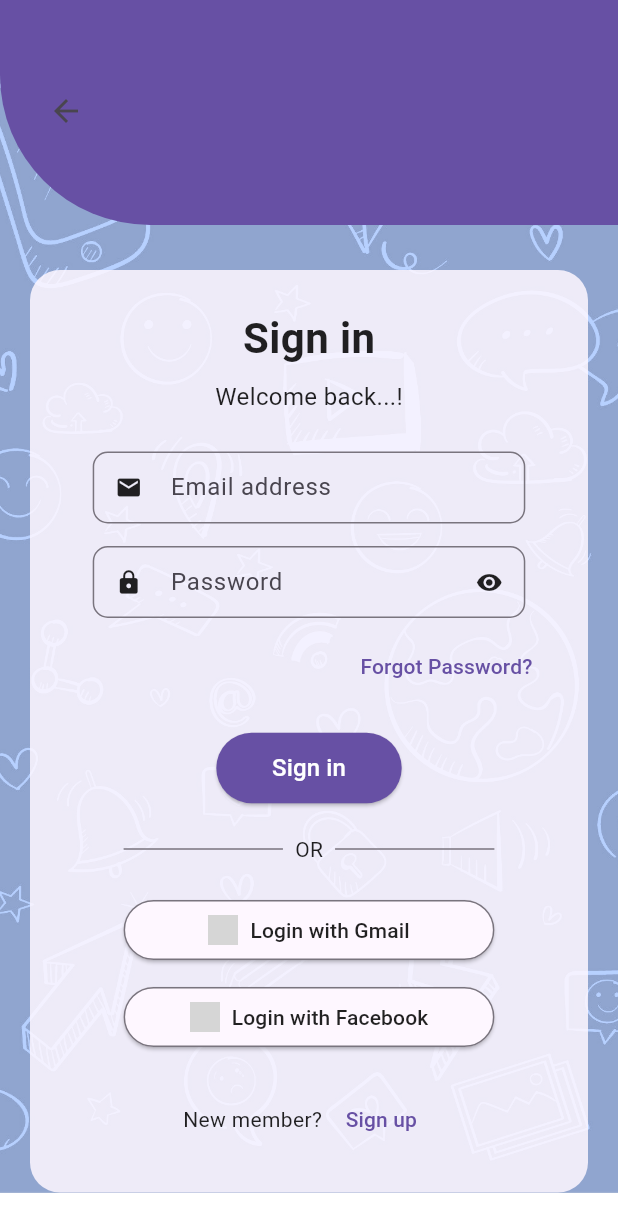
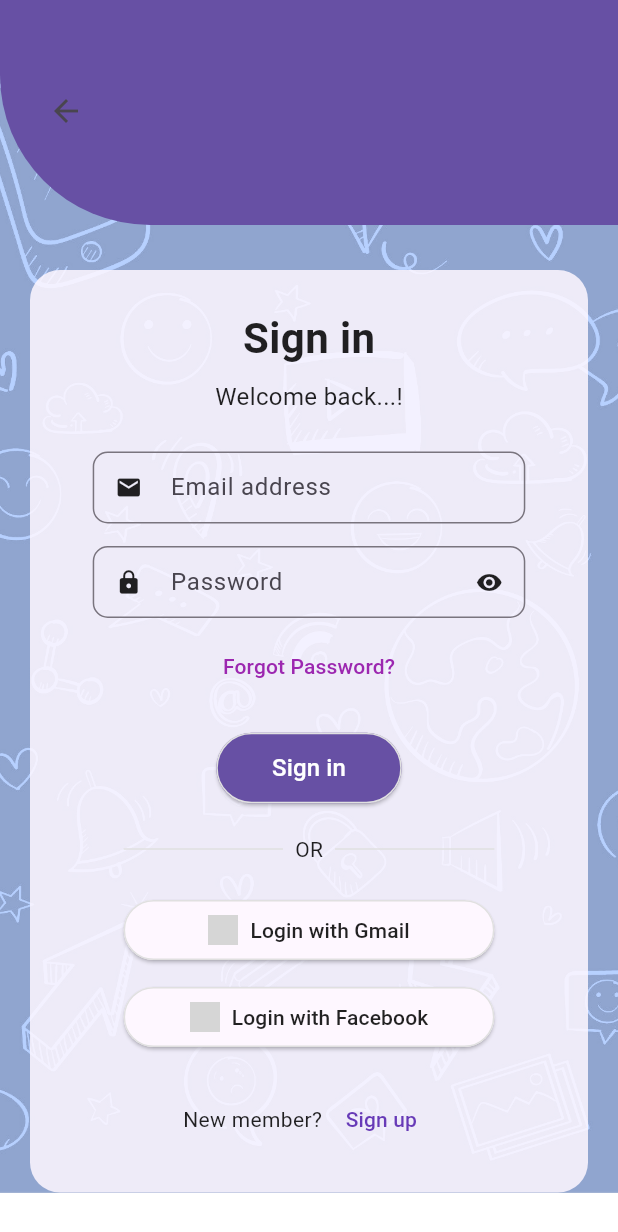
Before and after one commit to IxxA-boy/Gluco-Wise, a Flutter app: the ThirdScreen screen opened directly, after a tap on "Already have an account? Sign in", on a phone screen of 412 x 824 dp. Shown: the top 1232 px of the screen. Run offline on Flutter 3.47's test engine with Material 3 defaults, Android fonts, the phone set to English and light mode, and no system bars; our stand-ins replace cloud_firestore, firebase_auth, firebase_core, shared_preferences; accounts and stored records are empty; network calls fail; grey boxes are pictures that could not be loaded.

Commit message:
errors in sign in and sign up. now ok

```diff
--- a/lib/sign_in.dart
+++ b/lib/sign_in.dart
@@ -80,7 +80,6 @@ class _SignInScreenState extends State<SignInScreen> {
       resizeToAvoidBottomInset: false,
       body: Stack(
         children: [
-          // Background image - unchanged
           Positioned.fill(
             child: Image.asset(
               isDarkMode
@@ -95,7 +94,6 @@ class _SignInScreenState extends State<SignInScreen> {
           SingleChildScrollView(
             child: Column(
               children: [
-                // Header - unchanged
                 Stack(
                   children: [
                     Container(
@@ -117,7 +115,6 @@ class _SignInScreenState extends State<SignInScreen> {
 
                 const SizedBox(height: 30),
 
-                // Form Container - keeping same transparency but adjusting content
                 Container(
                   margin: const EdgeInsets.symmetric(horizontal: 20),
                   padding: const EdgeInsets.all(25),
@@ -125,10 +122,11 @@ class _SignInScreenState extends State<SignInScreen> {
                     color: theme.cardColor.withOpacity(0.85),
                     borderRadius: BorderRadius.circular(20),
                   ),
+                  child: Form(
+                    key: _formKey,
                     child: Column(
                       mainAxisSize: MainAxisSize.min,
                       children: [
-                      // Title - unchanged
                         Text(
                           "Sign in",
                           style: TextStyle(
@@ -147,10 +145,9 @@ class _SignInScreenState extends State<SignInScreen> {
                         ),
                         const SizedBox(height: 25),
 
-                      // Email Field - made more compact
                         ConstrainedBox(
                           constraints: BoxConstraints(
-                          maxWidth: screenWidth * 0.7, // Reduced width
+                            maxWidth: screenWidth * 0.7,
                           ),
                           child: TextFormField(
                             controller: _emailController,
@@ -169,10 +166,9 @@ class _SignInScreenState extends State<SignInScreen> {
                         ),
                         const SizedBox(height: 15),
 
-                      // Password Field - made more compact
                         ConstrainedBox(
                           constraints: BoxConstraints(
-                          maxWidth: screenWidth * 0.7, // Reduced width
+                            maxWidth: screenWidth * 0.7,
                           ),
                           child: TextFormField(
                             controller: _passwordController,
@@ -199,22 +195,24 @@ class _SignInScreenState extends State<SignInScreen> {
                         ),
                         const SizedBox(height: 8),
 
-                      // Forgot Password - unchanged
+                        // Fixed Forgot Password button
                         Align(
-                        alignment: Alignment.centerRight,
+                          alignment: Alignment.center,
                           child: TextButton(
                             onPressed: () {},
                             child: Text(
                               "Forgot Password?",
-                            style: TextStyle(color: theme.primaryColor),
+                              style: TextStyle(
+                                color: isDarkMode ? Colors.blue[200] : Colors.purple,
+                                fontWeight: FontWeight.w500,
+                              ),
                             ),
                           ),
                         ),
                         const SizedBox(height: 20),
 
-                      // Sign In Button - made more compact
                         SizedBox(
-                        width: screenWidth * 0.3, // Reduced width
+                          width: screenWidth * 0.3,
                           child: ElevatedButton(
                             style: ElevatedButton.styleFrom(
                               backgroundColor: theme.primaryColor,
@@ -235,9 +233,8 @@ class _SignInScreenState extends State<SignInScreen> {
                         ),
                         const SizedBox(height: 20),
 
-                      // OR Divider - made more compact
                         SizedBox(
-                        width: screenWidth * 0.6, // Reduced width
+                          width: screenWidth * 0.6,
                           child: Row(
                             children: [
                               Expanded(
@@ -266,9 +263,8 @@ class _SignInScreenState extends State<SignInScreen> {
                         ),
                         const SizedBox(height: 20),
 
-                      // Social Buttons - made more compact
                         SizedBox(
-                        width: screenWidth * 0.6, // Reduced width
+                          width: screenWidth * 0.6,
                           child: ElevatedButton.icon(
                             style: ElevatedButton.styleFrom(
                               backgroundColor: theme.cardColor,
@@ -315,7 +311,7 @@ class _SignInScreenState extends State<SignInScreen> {
                         ),
                         const SizedBox(height: 20),
 
-                      // Sign Up Link - unchanged
+                        // Fixed Sign Up link
                         Row(
                           mainAxisAlignment: MainAxisAlignment.center,
                           children: [
@@ -332,12 +328,16 @@ class _SignInScreenState extends State<SignInScreen> {
                               ),
                               child: Text(
                                 "Sign up",
-                              style: TextStyle(color: theme.primaryColor),
+                                style: TextStyle(
+                                  color: isDarkMode ? Colors.yellow[200] : Colors.deepPurple,
+                                  fontWeight: FontWeight.w500,
+                                ),
                               ),
                             ),
                           ],
                         ),
                       ],
+                    ),
                   ),
                 ),
               ],
--- a/lib/sign_up.dart
+++ b/lib/sign_up.dart
@@ -5,12 +5,18 @@ import 'sign_in.dart';
 import 'functional_screen_one.dart';
 import 'theme_manager.dart';
 
-class ThirdScreen extends StatelessWidget {
+class ThirdScreen extends StatefulWidget {
+  @override
+  _ThirdScreenState createState() => _ThirdScreenState();
+}
+
+class _ThirdScreenState extends State<ThirdScreen> {
   final FirebaseAuth _auth = FirebaseAuth.instance;
   final TextEditingController _emailController = TextEditingController();
   final TextEditingController _passwordController = TextEditingController();
   final TextEditingController _fullNameController = TextEditingController();
   final GlobalKey<FormState> _formKey = GlobalKey<FormState>();
+  bool _obscurePassword = true;
 
   Future<void> _signUp(BuildContext context) async {
     if (_formKey.currentState!.validate()) {
@@ -20,9 +26,7 @@ class ThirdScreen extends StatelessWidget {
           password: _passwordController.text.trim(),
         );
 
-        // Update user display name with full name
         await userCredential.user?.updateDisplayName(_fullNameController.text.trim());
-
         String firstName = _fullNameController.text.trim().split(" ")[0];
 
         Navigator.pushReplacement(
@@ -60,30 +64,31 @@ class ThirdScreen extends StatelessWidget {
     final themeManager = Provider.of<ThemeManager>(context);
     final isDarkMode = themeManager.isDarkMode;
     final theme = Theme.of(context);
+    final screenWidth = MediaQuery.of(context).size.width;
 
     return Scaffold(
+      resizeToAvoidBottomInset: false,
       body: Stack(
         children: [
-          // Theme-based background image
           Positioned.fill(
             child: Image.asset(
               isDarkMode
-                  ? 'assets/images/image24.jpg'  // Your dark theme image
-                  : 'assets/images/image25.png', // Your light theme image
+                  ? 'assets/images/image24.jpg'
+                  : 'assets/images/image25.png',
               fit: BoxFit.cover,
+              color: Colors.black.withOpacity(0.1),
+              colorBlendMode: BlendMode.overlay,
             ),
           ),
 
           SingleChildScrollView(
-            child: Form(
-              key: _formKey,
+            physics: const ClampingScrollPhysics(),
             child: Column(
               children: [
-                  // Curved Header
                 Stack(
                   children: [
                     Container(
-                        height: 150,
+                      height: 150, // Maintained height
                       decoration: BoxDecoration(
                         color: theme.primaryColor,
                         borderRadius: const BorderRadius.only(
@@ -103,22 +108,24 @@ class ThirdScreen extends StatelessWidget {
                   ],
                 ),
 
-                  // Form Container
+                // Narrower container with same height content
                 Container(
-                    margin: const EdgeInsets.symmetric(horizontal: 24),
+                  margin: const EdgeInsets.only(top: 20, bottom: 20),
+                  width: screenWidth * 0.8, // Reduced width to 80% of screen
                   padding: const EdgeInsets.all(20),
                   decoration: BoxDecoration(
                     color: theme.cardColor.withOpacity(0.85),
                     borderRadius: BorderRadius.circular(20),
                   ),
+                  child: Form(
+                    key: _formKey,
                     child: Column(
                       crossAxisAlignment: CrossAxisAlignment.start,
                       children: [
-                        const SizedBox(height: 10),
                         Text(
                           "Sign up",
                           style: TextStyle(
-                            fontSize: 26,
+                            fontSize: 26, // Same font size
                             fontWeight: FontWeight.bold,
                             color: theme.textTheme.bodyLarge?.color,
                           ),
@@ -127,13 +134,13 @@ class ThirdScreen extends StatelessWidget {
                         Text(
                           "Create an account here",
                           style: TextStyle(
-                            fontSize: 16,
+                            fontSize: 16, // Same font size
                             color: theme.textTheme.bodyMedium?.color,
                           ),
                         ),
                         const SizedBox(height: 20),
 
-                        // Full Name Field
+                        // Form fields with original styling but in narrower container
                         TextFormField(
                           controller: _fullNameController,
                           style: TextStyle(color: theme.textTheme.bodyLarge?.color),
@@ -150,7 +157,6 @@ class ThirdScreen extends StatelessWidget {
                         ),
                         const SizedBox(height: 15),
 
-                        // Email Field
                         TextFormField(
                           controller: _emailController,
                           style: TextStyle(color: theme.textTheme.bodyLarge?.color),
@@ -162,17 +168,25 @@ class ThirdScreen extends StatelessWidget {
                         ),
                         const SizedBox(height: 15),
 
-                        // Password Field
                         TextFormField(
                           controller: _passwordController,
-                          obscureText: true,
+                          obscureText: _obscurePassword,
                           style: TextStyle(color: theme.textTheme.bodyLarge?.color),
                           decoration: InputDecoration(
                             labelText: "Password",
                             labelStyle: TextStyle(color: theme.hintColor),
-                            suffixIcon: Icon(
-                              Icons.visibility_off,
+                            suffixIcon: IconButton(
+                              icon: Icon(
+                                _obscurePassword
+                                    ? Icons.visibility
+                                    : Icons.visibility_off,
                                 color: theme.iconTheme.color,
+                              ),
+                              onPressed: () {
+                                setState(() {
+                                  _obscurePassword = !_obscurePassword;
+                                });
+                              },
                             ),
                           ),
                           validator: _validatePassword,
@@ -188,23 +202,24 @@ class ThirdScreen extends StatelessWidget {
                         ),
                         const SizedBox(height: 20),
 
-                        // Sign Up Button
-                        SizedBox(
-                          width: double.infinity,
+                        // Buttons adjusted for narrower container
+                        Center(
+                          child: SizedBox(
+                            width: double.infinity, // Take full width of the narrower container
                             child: ElevatedButton(
                               style: ElevatedButton.styleFrom(
                                 backgroundColor: theme.primaryColor,
-                              padding: const EdgeInsets.symmetric(vertical: 15),
+                                padding: const EdgeInsets.symmetric(vertical: 14),
                                 shape: RoundedRectangleBorder(
-                                borderRadius: BorderRadius.circular(30),
+                                  borderRadius: BorderRadius.circular(25),
                                 ),
                               ),
                               onPressed: () => _signUp(context),
                               child: Text(
                                 "Sign Up",
                                 style: TextStyle(
-                                fontSize: 18,
                                     color: theme.colorScheme.onPrimary,
+                                    fontSize: 16),
                               ),
                             ),
                           ),
@@ -212,7 +227,10 @@ class ThirdScreen extends StatelessWidget {
                         const SizedBox(height: 20),
 
                         // OR Divider
-                        Row(
+                        Center(
+                          child: SizedBox(
+                            width: double.infinity,
+                            child: Row(
                               children: [
                                 Expanded(
                                   child: Divider(
@@ -221,7 +239,7 @@ class ThirdScreen extends StatelessWidget {
                                   ),
                                 ),
                                 Padding(
-                              padding: const EdgeInsets.symmetric(horizontal: 10),
+                                  padding: const EdgeInsets.symmetric(horizontal: 8),
                                   child: Text(
                                     "OR",
                                     style: TextStyle(
@@ -237,78 +255,113 @@ class ThirdScreen extends StatelessWidget {
                                 ),
                               ],
                             ),
-                        const SizedBox(height: 20),
-
-                        // Social Login Buttons
-                        _buildSocialButton(
-                          context,
-                          icon: Image.network(
-                            "https://upload.wikimedia.org/wikipedia/commons/0/09/IOS_Google_icon.png",
-                            height: 24,
                           ),
-                          label: "Login with Gmail",
-                        ),
-                        const SizedBox(height: 10),
-                        _buildSocialButton(
-                          context,
-                          icon: Image.network(
-                            "https://upload.wikimedia.org/wikipedia/commons/c/cd/Facebook_logo_%28square%29.png",
-                            height: 24,
-                          ),
-                          label: "Login with Facebook",
                         ),
                         const SizedBox(height: 20),
 
-                        // Sign In Link
+                        // Social buttons adjusted for narrower container
+                        SizedBox(
+                          width: double.infinity,
+                          child: ElevatedButton(
+                            style: ElevatedButton.styleFrom(
+                              backgroundColor: isDarkMode ? Colors.grey[800] : Colors.white,
+                              foregroundColor: isDarkMode ? Colors.white : Colors.black87,
+                              side: BorderSide(
+                                color: isDarkMode ? Colors.grey[600]! : Colors.grey[300]!,
+                              ),
+                              padding: const EdgeInsets.symmetric(vertical: 12),
+                              shape: RoundedRectangleBorder(
+                                borderRadius: BorderRadius.circular(25),
+                              ),
+                            ),
+                            onPressed: () {},
+                            child: Row(
+                              mainAxisAlignment: MainAxisAlignment.center,
+                              children: [
+                                Image.network(
+                                  "https://upload.wikimedia.org/wikipedia/commons/0/09/IOS_Google_icon.png",
+                                  height: 20,
+                                ),
+                                const SizedBox(width: 8),
+                                Text(
+                                  "Login with Google",
+                                  style: TextStyle(
+                                    fontSize: 14,
+                                    color: isDarkMode ? Colors.white : Colors.black87,
+                                  ),
+                                ),
+                              ],
+                            ),
+                          ),
+                        ),
+                        const SizedBox(height: 10),
+
+                        SizedBox(
+                          width: double.infinity,
+                          child: ElevatedButton(
+                            style: ElevatedButton.styleFrom(
+                              backgroundColor: isDarkMode ? Colors.grey[800] : Colors.white,
+                              foregroundColor: isDarkMode ? Colors.white : Colors.black87,
+                              side: BorderSide(
+                                color: isDarkMode ? Colors.grey[600]! : Colors.grey[300]!,
+                              ),
+                              padding: const EdgeInsets.symmetric(vertical: 12),
+                              shape: RoundedRectangleBorder(
+                                borderRadius: BorderRadius.circular(25),
+                              ),
+                            ),
+                            onPressed: () {},
+                            child: Row(
+                              mainAxisAlignment: MainAxisAlignment.center,
+                              children: [
+                                Image.network(
+                                  "https://upload.wikimedia.org/wikipedia/commons/c/cd/Facebook_logo_%28square%29.png",
+                                  height: 20,
+                                ),
+                                const SizedBox(width: 8),
+                                Text(
+                                  "Login with Facebook",
+                                  style: TextStyle(
+                                    fontSize: 14,
+                                    color: isDarkMode ? Colors.white : Colors.black87,
+                                  ),
+                                ),
+                              ],
+                            ),
+                          ),
+                        ),
+                        const SizedBox(height: 20),
+
                         Center(
                           child: TextButton(
+                            style: TextButton.styleFrom(
+                              foregroundColor: isDarkMode ? Colors.yellow[200] : Colors.deepPurple ,
+                            ),
                             onPressed: () {
                               Navigator.push(
                                 context,
-                                MaterialPageRoute(
-                                    builder: (context) => const SignInScreen()),
+                                MaterialPageRoute(builder: (context) => const SignInScreen()),
                               );
                             },
-                            child: Text(
+                            child: const Text(
                               "Already have an account? Sign in",
-                              style: TextStyle(color: theme.primaryColor),
+                              style: TextStyle(
+                                fontSize: 14,
+                                fontWeight: FontWeight.w500,
+                              ),
                             ),
                           ),
                         ),
                       ],
                     ),
                   ),
+                ),
                 const SizedBox(height: 20),
               ],
-              ),
             ),
           ),
         ],
       ),
     );
   }
-
-  Widget _buildSocialButton(BuildContext context, {required Image icon, required String label}) {
-    final theme = Theme.of(context);
-
-    return SizedBox(
-      width: double.infinity,
-      child: ElevatedButton.icon(
-        style: ElevatedButton.styleFrom(
-          backgroundColor: theme.cardColor,
-          padding: const EdgeInsets.symmetric(vertical: 12),
-          shape: RoundedRectangleBorder(
-            borderRadius: BorderRadius.circular(30),
-            side: BorderSide(color: theme.dividerColor),
-          ),
-        ),
-        icon: icon,
-        onPressed: () {},
-        label: Text(
-          label,
-          style: TextStyle(color: theme.textTheme.bodyLarge?.color),
-        ),
-      ),
-    );
 }
-}
--- a/lib/theme_manager.dart
+++ b/lib/theme_manager.dart
@@ -1,5 +1,4 @@
 import 'package:flutter/material.dart';
-import 'main.dart';
 
 class ThemeManager with ChangeNotifier {
   ThemeMode _themeMode = ThemeMode.light;
@@ -34,6 +33,19 @@ class AppThemes {
       bodyLarge: TextStyle(color: Colors.black87),
       bodyMedium: TextStyle(color: Colors.black87),
     ),
+    dividerColor: Colors.grey[300],
+    elevatedButtonTheme: ElevatedButtonThemeData(
+      style: ElevatedButton.styleFrom(
+        backgroundColor: Colors.white,
+        foregroundColor: Colors.black87,
+        side: BorderSide(color: Colors.grey[300]!),
+      ),
+    ),
+    textButtonTheme: TextButtonThemeData(
+      style: TextButton.styleFrom(
+        foregroundColor: Colors.green,
+      ),
+    ),
   );
 
   static final darkTheme = ThemeData(
@@ -56,5 +68,18 @@ class AppThemes {
       bodyLarge: TextStyle(color: Colors.white),
       bodyMedium: TextStyle(color: Colors.white70),
     ),
+    dividerColor: Colors.grey[600],
+    elevatedButtonTheme: ElevatedButtonThemeData(
+      style: ElevatedButton.styleFrom(
+        backgroundColor: Colors.grey[800],
+        foregroundColor: Colors.white,
+        side: BorderSide(color: Colors.grey[600]!),
+      ),
+    ),
+    textButtonTheme: TextButtonThemeData(
+      style: TextButton.styleFrom(
+        foregroundColor: Colors.green[200],
+      ),
+    ),
   );
 }
```
Lines whose indentation alone changed are shown as unchanged.
